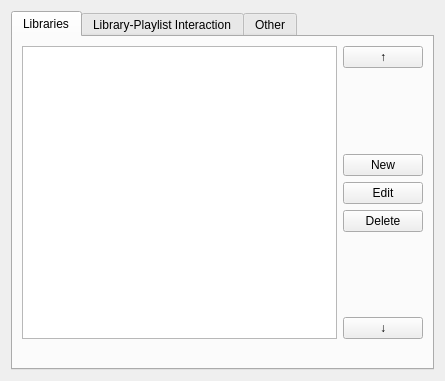
Inferno214221/sayonara-player, file src/Gui/Preferences/Library/GUI_LibraryPreferences.ui: the form before one commit.
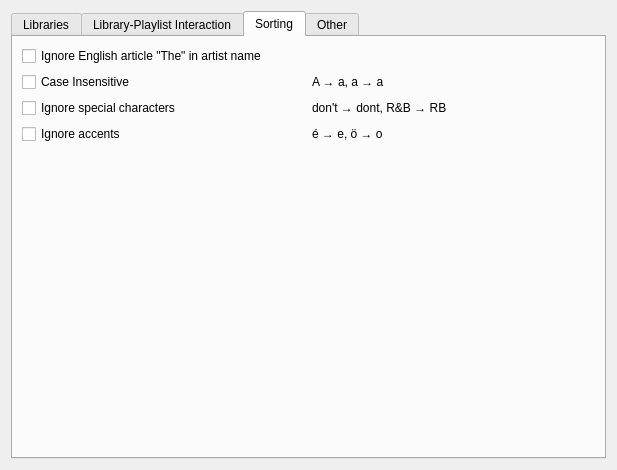
The form after the commit.

Commit message: create setting for library sortmodemask

```diff
--- a/src/Gui/Preferences/Library/GUI_LibraryPreferences.ui
+++ b/src/Gui/Preferences/Library/GUI_LibraryPreferences.ui
@@ -6,8 +6,8 @@
    <rect>
     <x>0</x>
     <y>0</y>
-    <width>445</width>
-    <height>381</height>
+    <width>617</width>
+    <height>470</height>
    </rect>
   </property>
   <layout class="QGridLayout" name="gridLayout">
@@ -20,7 +20,7 @@
       <enum>Qt::NoFocus</enum>
      </property>
      <property name="currentIndex">
-      <number>0</number>
+      <number>2</number>
      </property>
      <widget class="QWidget" name="tab_libraries">
       <attribute name="title">
@@ -201,6 +201,97 @@
        </item>
       </layout>
      </widget>
+     <widget class="QWidget" name="tabSorting">
+      <attribute name="title">
+       <string notr="true">Sorting</string>
+      </attribute>
+      <layout class="QVBoxLayout" name="verticalLayout_3">
+       <item>
+        <widget class="QCheckBox" name="cbIgnoreArticle">
+         <property name="text">
+          <string>Ignore English article &quot;The&quot; in artist name</string>
+         </property>
+        </widget>
+       </item>
+       <item>
+        <layout class="QGridLayout" name="gridLayout_4">
+         <property name="leftMargin">
+          <number>0</number>
+         </property>
+         <property name="topMargin">
+          <number>0</number>
+         </property>
+         <property name="rightMargin">
+          <number>0</number>
+         </property>
+         <property name="bottomMargin">
+          <number>0</number>
+         </property>
+         <item row="0" column="0">
+          <widget class="QCheckBox" name="cbCaseInsensitive">
+           <property name="text">
+            <string>Case Insensitive</string>
+           </property>
+          </widget>
+         </item>
+         <item row="1" column="0">
+          <widget class="QCheckBox" name="cbIgnoreSpecialChars">
+           <property name="text">
+            <string>Ignore special characters</string>
+           </property>
+          </widget>
+         </item>
+         <item row="2" column="0">
+          <widget class="QCheckBox" name="cbIgnoreAccents">
+           <property name="text">
+            <string>Ignore accents</string>
+           </property>
+          </widget>
+         </item>
+         <item row="0" column="1">
+          <widget class="QLabel" name="label_2">
+           <property name="text">
+            <string notr="true">A → a, a → a</string>
+           </property>
+          </widget>
+         </item>
+         <item row="1" column="1">
+          <widget class="QLabel" name="label_3">
+           <property name="toolTip">
+            <string notr="true">. ' &quot; &amp; ! $ + * / ( ) = - _ ; : , ? &lt; &gt;[ ] { } @ € white-spaces</string>
+           </property>
+           <property name="text">
+            <string notr="true">don't → dont, R&amp;B → RB</string>
+           </property>
+          </widget>
+         </item>
+         <item row="2" column="1">
+          <widget class="QLabel" name="label_4">
+           <property name="toolTip">
+            <string notr="true">Š Œ Ž š œ ž Ÿ¥ µ À Á Â Ã Ä Å Æ Ç È É Ê Ë Ì Í Î Ï Ð Ñ Ò Ó Ô Õ Ö Ø Ù Ú Û Ü Ý ß à á â ã ä å æ ç è é ê ë ì í î ï ð ñ ò ó ô õ ö ø ù ú û ü ý ÿ</string>
+           </property>
+           <property name="text">
+            <string notr="true">é → e, ö → o</string>
+           </property>
+          </widget>
+         </item>
+        </layout>
+       </item>
+       <item>
+        <spacer name="verticalSpacer">
+         <property name="orientation">
+          <enum>Qt::Vertical</enum>
+         </property>
+         <property name="sizeHint" stdset="0">
+          <size>
+           <width>20</width>
+           <height>40</height>
+          </size>
+         </property>
+        </spacer>
+       </item>
+      </layout>
+     </widget>
      <widget class="QWidget" name="tabOther">
       <attribute name="title">
        <string>Other</string>
@@ -226,13 +317,6 @@
          </property>
         </spacer>
        </item>
-       <item row="1" column="0">
-        <widget class="QCheckBox" name="cbIgnoreArticle">
-         <property name="text">
-          <string>Ignore English article &quot;The&quot; in artist name</string>
-         </property>
-        </widget>
-       </item>
       </layout>
      </widget>
     </widget>
```
Left out of the diff: 3 changed lines with no effect on the pictures. The commit also changes 8 other files.
